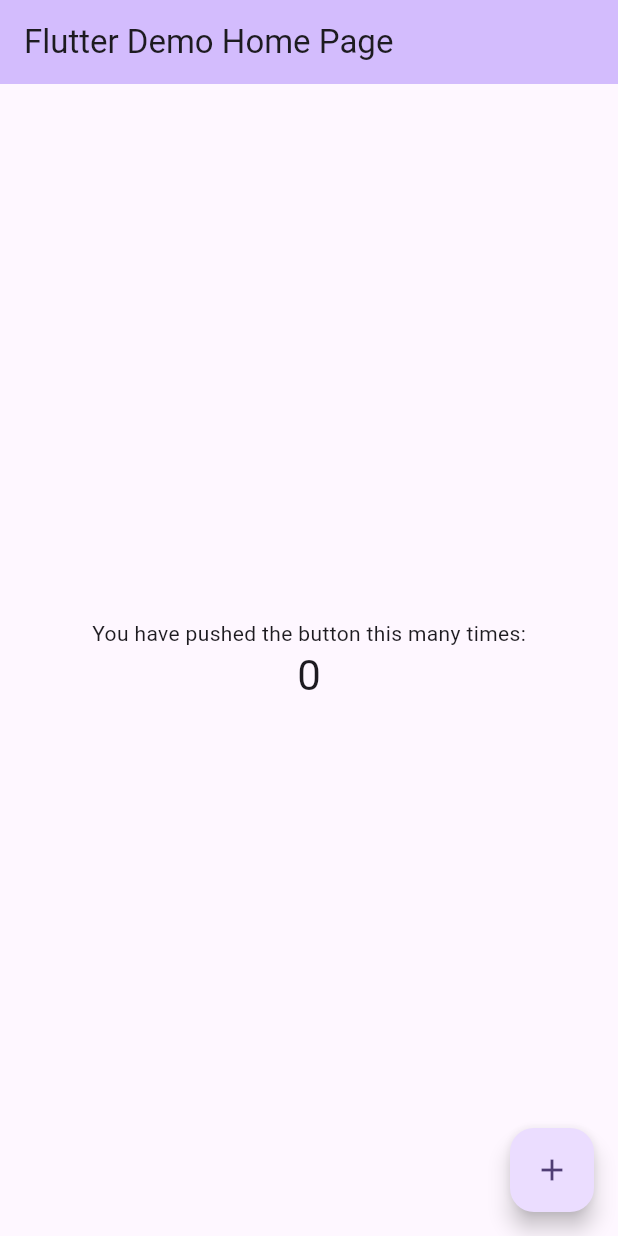
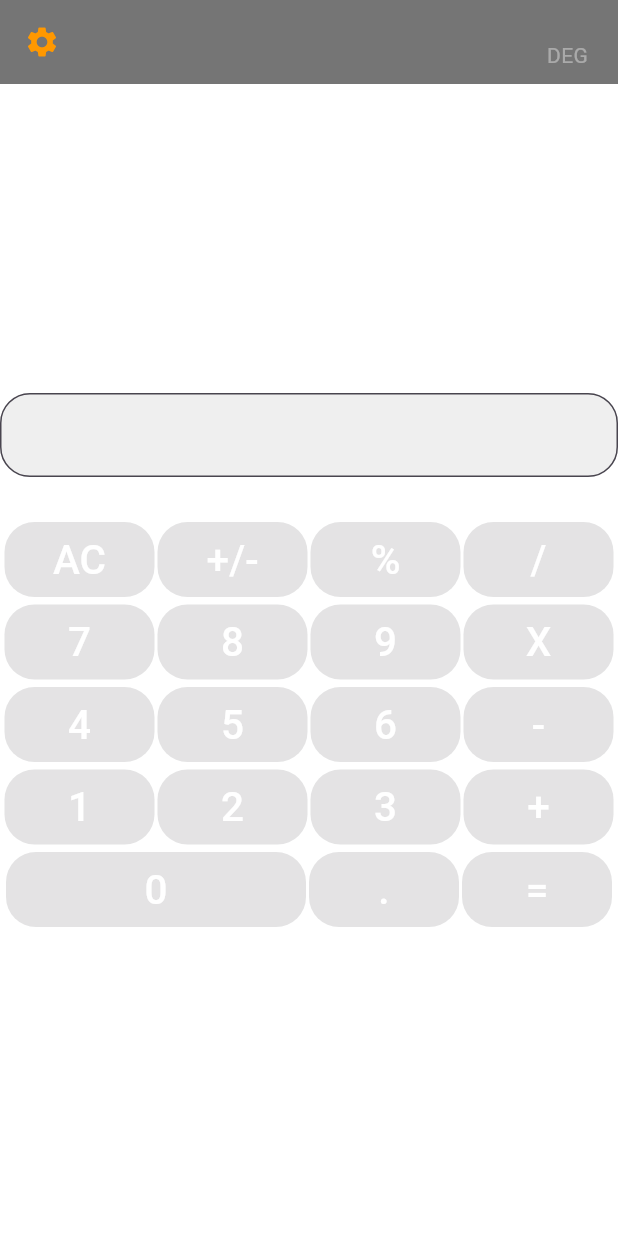
Before and after one commit to Marieezouaa/CalculatorApp, a Flutter app: the screen it shows after launch, on a phone screen of 412 x 824 dp. Run offline on Flutter 3.47's test engine with Material 3 defaults, Android fonts, the phone set to English and light mode, and no system bars; our stand-ins replace google_fonts.

Commit message:
added UI logic for basic layout of calculator

```diff
--- /dev/null
+++ b/lib/calculatorFunctionality.dart
@@ -0,0 +1,275 @@
+import 'package:flutter/material.dart';
+import 'package:google_fonts/google_fonts.dart';
+
+class Calculatorfunctionality extends StatefulWidget {
+  const Calculatorfunctionality({super.key});
+
+  @override
+  State<Calculatorfunctionality> createState() {
+    return _CalculatorfunctionalityState();
+  }
+}
+
+class _CalculatorfunctionalityState extends State<Calculatorfunctionality> {
+  Color topRowColor = const Color.fromARGB(249, 194, 194, 194);
+  Color numberColor = const Color.fromARGB(248, 65, 65, 65);
+  Color operatorColor = const Color.fromARGB(248, 226, 154, 77);
+
+  Color textColorLight = Colors.white;
+  Color textColorDark = Colors.black;
+
+  double buttonSpace = 2;
+  double rowSpace = 5;
+
+  TextEditingController yourController = TextEditingController();
+  String enteredText = "";
+
+  String equation = "0";
+  String result = "0";
+  String expression = "";
+  double equationFontSize = 38.0;
+  double resultFontSize = 48.0;
+
+  buttonFunction(String buttonCharacter) {}
+
+  Widget calculatorButton(String buttonCharacter, Color backgroundColor,
+      Color textColor, void Function()? buttonFunction) {
+    return Container(
+      width: 75,
+      height: buttonCharacter == '=' ? 150 : 70,
+      padding: const EdgeInsets.all(0),
+      child: ElevatedButton(
+        onPressed: buttonFunction,
+        style: ElevatedButton.styleFrom(
+            shape: const RoundedRectangleBorder(
+                borderRadius: BorderRadius.all(Radius.circular(20))),
+            backgroundColor: backgroundColor),
+        child: Text(
+          buttonCharacter,
+          style: const TextStyle(fontSize: 27, color: Colors.white),
+        ),
+      ),
+    );
+  }
+
+  int counter = 1;
+
+  void reset() {
+    setState(() {});
+  }
+
+  @override
+  Widget build(context) {
+    return Scaffold(
+      backgroundColor: Colors.white,
+      appBar: AppBar(
+        elevation: 0,
+        backgroundColor: Colors.black54,
+        leading: const Icon(Icons.settings, color: Colors.orange),
+        actions: const [
+          Padding(
+            padding: EdgeInsets.only(top: 18.0),
+            child: Text('DEG', style: TextStyle(color: Colors.white38)),
+          ),
+          SizedBox(width: 20),
+        ],
+      ),
+      body: SafeArea(
+        child: Column(
+          mainAxisAlignment: MainAxisAlignment.center,
+          children: [
+            TextField(
+              controller: yourController,
+              decoration: InputDecoration(
+                fillColor: const Color.fromARGB(255, 239, 239, 239),
+                filled: true,
+                border: OutlineInputBorder(
+                  borderRadius: BorderRadius.circular(20),
+                  // borderSide: BorderSide.none,
+                ),
+                hintText: '',
+              ),
+            ),
+            const SizedBox(
+              height: 30,
+            ),
+            Row(
+              mainAxisAlignment: MainAxisAlignment.center,
+              children: [
+                SizedBox(
+                    width: 100,
+                    height: 50,
+                    child: calculatorButton("AC", topRowColor, textColorDark,
+                        buttonFunction("AC"))),
+                SizedBox(
+                  width: buttonSpace,
+                ),
+                SizedBox(
+                    width: 100,
+                    height: 50,
+                    child: calculatorButton("+/-", topRowColor, textColorDark,
+                        buttonFunction("+/-"))),
+                SizedBox(
+                  width: buttonSpace,
+                ),
+                SizedBox(
+                    width: 100,
+                    height: 50,
+                    child: calculatorButton(
+                        "%", topRowColor, textColorDark, buttonFunction("%"))),
+                SizedBox(
+                  width: buttonSpace,
+                ),
+                SizedBox(
+                    width: 100,
+                    height: 50,
+                    child: calculatorButton("/", operatorColor, textColorLight,
+                        buttonFunction("/")))
+              ],
+            ),
+            SizedBox(
+              height: rowSpace,
+            ),
+            Row(
+              mainAxisAlignment: MainAxisAlignment.center,
+              children: [
+                SizedBox(
+                    width: 100,
+                    height: 50,
+                    child: calculatorButton(
+                        "7", numberColor, textColorDark, buttonFunction("7"))),
+                SizedBox(
+                  width: buttonSpace,
+                ),
+                SizedBox(
+                    width: 100,
+                    height: 50,
+                    child: calculatorButton(
+                        "8", numberColor, textColorDark, buttonFunction("8"))),
+                SizedBox(
+                  width: buttonSpace,
+                ),
+                SizedBox(
+                    width: 100,
+                    height: 50,
+                    child: calculatorButton(
+                        "9", numberColor, textColorDark, buttonFunction("9"))),
+                SizedBox(
+                  width: buttonSpace,
+                ),
+                SizedBox(
+                    width: 100,
+                    height: 50,
+                    child: calculatorButton("X", operatorColor, textColorLight,
+                        buttonFunction("X")))
+              ],
+            ),
+            SizedBox(
+              height: rowSpace,
+            ),
+            Row(
+              mainAxisAlignment: MainAxisAlignment.center,
+              children: [
+                SizedBox(
+                    width: 100,
+                    height: 50,
+                    child: calculatorButton(
+                        "4", numberColor, textColorDark, buttonFunction("4"))),
+                SizedBox(
+                  width: buttonSpace,
+                ),
+                SizedBox(
+                    width: 100,
+                    height: 50,
+                    child: calculatorButton(
+                        "5", numberColor, textColorDark, buttonFunction("5"))),
+                SizedBox(
+                  width: buttonSpace,
+                ),
+                SizedBox(
+                    width: 100,
+                    height: 50,
+                    child: calculatorButton(
+                        "6", numberColor, textColorDark, buttonFunction("6"))),
+                SizedBox(
+                  width: buttonSpace,
+                ),
+                SizedBox(
+                    width: 100,
+                    height: 50,
+                    child: calculatorButton("-", operatorColor, textColorLight,
+                        buttonFunction("-")))
+              ],
+            ),
+            SizedBox(
+              height: rowSpace,
+            ),
+            Row(
+              mainAxisAlignment: MainAxisAlignment.center,
+              children: [
+                SizedBox(
+                    width: 100,
+                    height: 50,
+                    child: calculatorButton(
+                        "1", numberColor, textColorDark, buttonFunction("1"))),
+                SizedBox(
+                  width: buttonSpace,
+                ),
+                SizedBox(
+                    width: 100,
+                    height: 50,
+                    child: calculatorButton(
+                        "2", numberColor, textColorDark, buttonFunction("2"))),
+                SizedBox(
+                  width: buttonSpace,
+                ),
+                SizedBox(
+                    width: 100,
+                    height: 50,
+                    child: calculatorButton(
+                        "3", numberColor, textColorDark, buttonFunction("3"))),
+                SizedBox(
+                  width: buttonSpace,
+                ),
+                SizedBox(
+                    width: 100,
+                    height: 50,
+                    child: calculatorButton("+", operatorColor, textColorLight,
+                        buttonFunction("+")))
+              ],
+            ),
+            SizedBox(
+              height: rowSpace,
+            ),
+            Row(
+              mainAxisAlignment: MainAxisAlignment.center,
+              children: [
+                SizedBox(
+                    width: 200,
+                    height: 50,
+                    child: calculatorButton(
+                        "0", numberColor, textColorDark, buttonFunction("0"))),
+                SizedBox(
+                  width: buttonSpace,
+                ),
+                SizedBox(
+                    width: 100,
+                    height: 50,
+                    child: calculatorButton(
+                        ".", numberColor, textColorDark, buttonFunction("."))),
+                SizedBox(
+                  width: buttonSpace,
+                ),
+                SizedBox(
+                    width: 100,
+                    height: 50,
+                    child: calculatorButton("=", operatorColor, textColorLight,
+                        buttonFunction("=")))
+              ],
+            )
+          ],
+        ),
+      ),
+    );
+  }
+}
--- a/lib/main.dart
+++ b/lib/main.dart
@@ -1,125 +1,25 @@
 import 'package:flutter/material.dart';
+import 'package:calculatorapp/calculatorFunctionality.dart';
+
+
+
 
 void main() {
   runApp(const MyApp());
 }
 
 class MyApp extends StatelessWidget {
-  const MyApp({super.key});
+  const MyApp({Key? key}) : super(key: key);
 
-  // This widget is the root of your application.
   @override
   Widget build(BuildContext context) {
     return MaterialApp(
-      title: 'Flutter Demo',
+      title: 'Calculator App',
       theme: ThemeData(
-        // This is the theme of your application.
-        //
-        // TRY THIS: Try running your application with "flutter run". You'll see
-        // the application has a purple toolbar. Then, without quitting the app,
-        // try changing the seedColor in the colorScheme below to Colors.green
-        // and then invoke "hot reload" (save your changes or press the "hot
-        // reload" button in a Flutter-supported IDE, or press "r" if you used
-        // the command line to start the app).
-        //
-        // Notice that the counter didn't reset back to zero; the application
-        // state is not lost during the reload. To reset the state, use hot
-        // restart instead.
-        //
-        // This works for code too, not just values: Most code changes can be
-        // tested with just a hot reload.
-        colorScheme: ColorScheme.fromSeed(seedColor: Colors.deepPurple),
-        useMaterial3: true,
+        primarySwatch: Colors.blue,
       ),
-      home: const MyHomePage(title: 'Flutter Demo Home Page'),
+      debugShowCheckedModeBanner: false,
+      home: const Calculatorfunctionality(),
     );
   }
 }
-
-class MyHomePage extends StatefulWidget {
-  const MyHomePage({super.key, required this.title});
-
-  // This widget is the home page of your application. It is stateful, meaning
-  // that it has a State object (defined below) that contains fields that affect
-  // how it looks.
-
-  // This class is the configuration for the state. It holds the values (in this
-  // case the title) provided by the parent (in this case the App widget) and
-  // used by the build method of the State. Fields in a Widget subclass are
-  // always marked "final".
-
-  final String title;
-
-  @override
-  State<MyHomePage> createState() => _MyHomePageState();
-}
-
-class _MyHomePageState extends State<MyHomePage> {
-  int _counter = 0;
-
-  void _incrementCounter() {
-    setState(() {
-      // This call to setState tells the Flutter framework that something has
-      // changed in this State, which causes it to rerun the build method below
-      // so that the display can reflect the updated values. If we changed
-      // _counter without calling setState(), then the build method would not be
-      // called again, and so nothing would appear to happen.
-      _counter++;
-    });
-  }
-
-  @override
-  Widget build(BuildContext context) {
-    // This method is rerun every time setState is called, for instance as done
-    // by the _incrementCounter method above.
-    //
-    // The Flutter framework has been optimized to make rerunning build methods
-    // fast, so that you can just rebuild anything that needs updating rather
-    // than having to individually change instances of widgets.
-    return Scaffold(
-      appBar: AppBar(
-        // TRY THIS: Try changing the color here to a specific color (to
-        // Colors.amber, perhaps?) and trigger a hot reload to see the AppBar
-        // change color while the other colors stay the same.
-        backgroundColor: Theme.of(context).colorScheme.inversePrimary,
-        // Here we take the value from the MyHomePage object that was created by
-        // the App.build method, and use it to set our appbar title.
-        title: Text(widget.title),
-      ),
-      body: Center(
-        // Center is a layout widget. It takes a single child and positions it
-        // in the middle of the parent.
-        child: Column(
-          // Column is also a layout widget. It takes a list of children and
-          // arranges them vertically. By default, it sizes itself to fit its
-          // children horizontally, and tries to be as tall as its parent.
-          //
-          // Column has various properties to control how it sizes itself and
-          // how it positions its children. Here we use mainAxisAlignment to
-          // center the children vertically; the main axis here is the vertical
-          // axis because Columns are vertical (the cross axis would be
-          // horizontal).
-          //
-          // TRY THIS: Invoke "debug painting" (choose the "Toggle Debug Paint"
-          // action in the IDE, or press "p" in the console), to see the
-          // wireframe for each widget.
-          mainAxisAlignment: MainAxisAlignment.center,
-          children: <Widget>[
-            const Text(
-              'You have pushed the button this many times:',
-            ),
-            Text(
-              '$_counter',
-              style: Theme.of(context).textTheme.headlineMedium,
-            ),
-          ],
-        ),
-      ),
-      floatingActionButton: FloatingActionButton(
-        onPressed: _incrementCounter,
-        tooltip: 'Increment',
-        child: const Icon(Icons.add),
-      ), // This trailing comma makes auto-formatting nicer for build methods.
-    );
-  }
-}
--- a/pubspec.yaml
+++ b/pubspec.yaml
@@ -30,11 +30,13 @@ environment:
 dependencies:
   flutter:
     sdk: flutter
+  math_expressions: ^2.4.0
 
 
   # The following adds the Cupertino Icons font to your application.
   # Use with the CupertinoIcons class for iOS style icons.
   cupertino_icons: ^1.0.8
+  google_fonts: ^6.2.1
 
 dev_dependencies:
   flutter_test:
```
Also changed, not shown: pubspec.lock, 10 other files.
